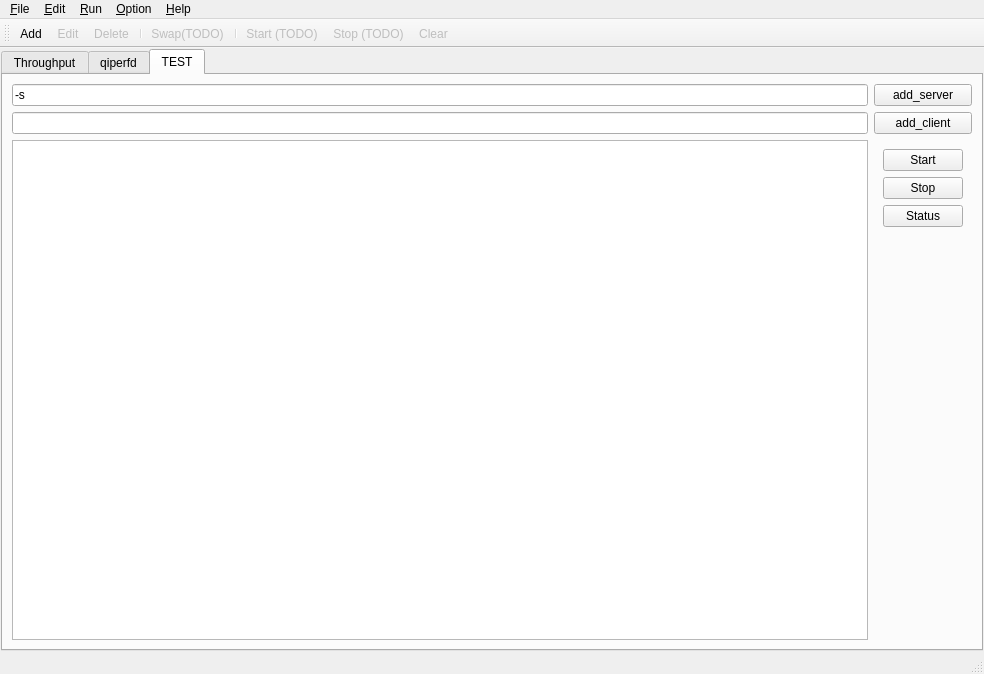
This is qiperfc/src/qiperfc.ui in coolshou/qiperf as Qt 5 draws it before an edit. The edited form follows.
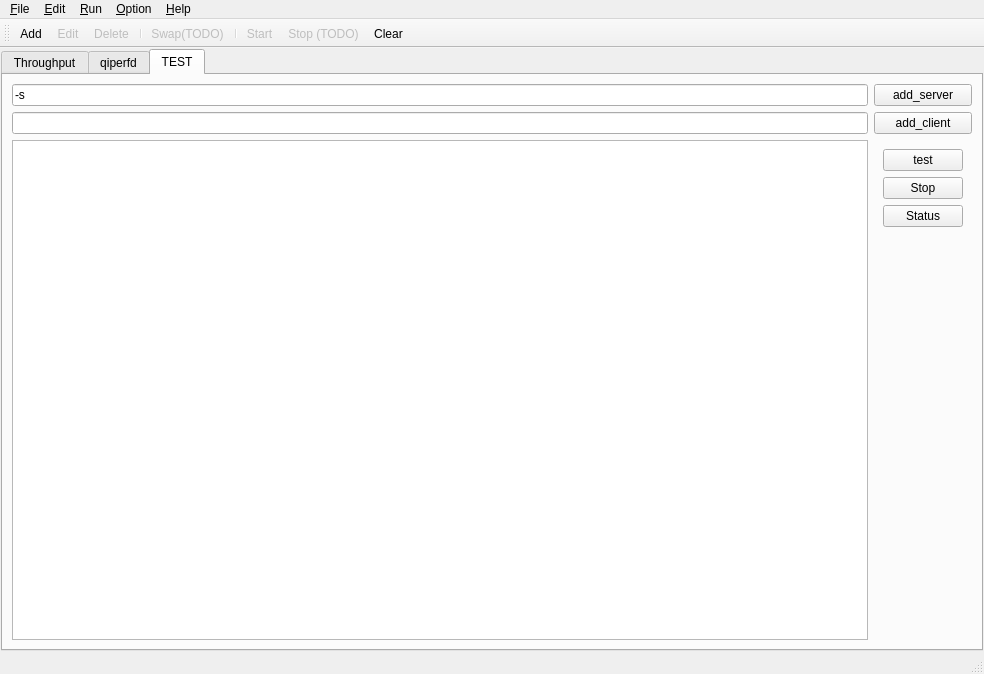
This is the edited form. The open tabs and pages were chosen to show the change. Icons and pictures are not drawn.

Diff of the .ui file:
```diff
--- a/qiperfc/src/qiperfc.ui
+++ b/qiperfc/src/qiperfc.ui
@@ -150,7 +150,7 @@
            <item>
             <widget class="QPushButton" name="pb_start">
              <property name="text">
-              <string>Start</string>
+              <string>test</string>
              </property>
             </widget>
            </item>
@@ -371,7 +371,7 @@
      <normaloff>:/start</normaloff>:/start</iconset>
    </property>
    <property name="text">
-    <string>Start (TODO)</string>
+    <string>Start</string>
    </property>
    <property name="shortcut">
     <string>Ctrl+R</string>
@@ -452,7 +452,7 @@
   </action>
   <action name="actionClear">
    <property name="enabled">
-    <bool>false</bool>
+    <bool>true</bool>
    </property>
    <property name="icon">
     <iconset resource="../../qiperf.qrc">
```
Left out of the diff: 5 changed lines with no effect on the pictures.
